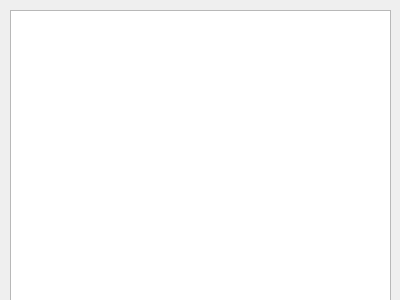
This is gui/viewSimulation.ui in zarch/openriver as Qt 5 draws it before an edit. The edited form follows.
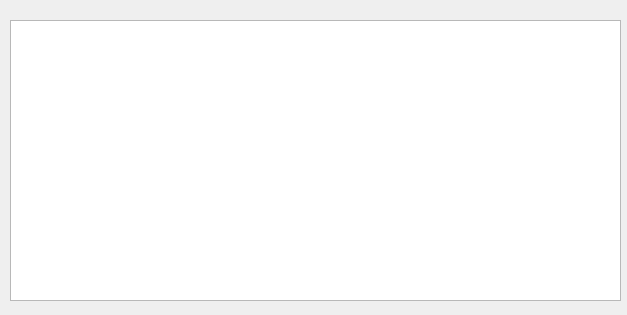
This is the edited form.

Commit message: created branch workingOngui, trying to visualize longitudinal profile on a separate window

```diff
--- a/gui/viewSimulation.ui
+++ b/gui/viewSimulation.ui
@@ -6,8 +6,8 @@
    <rect>
     <x>0</x>
     <y>0</y>
-    <width>400</width>
-    <height>300</height>
+    <width>627</width>
+    <height>315</height>
    </rect>
   </property>
   <property name="windowTitle">
@@ -17,11 +17,32 @@
    <property name="geometry">
     <rect>
      <x>10</x>
-     <y>10</y>
-     <width>381</width>
-     <height>291</height>
+     <y>20</y>
+     <width>611</width>
+     <height>281</height>
     </rect>
    </property>
+   <property name="frameShape">
+    <enum>QFrame::StyledPanel</enum>
+   </property>
+   <property name="frameShadow">
+    <enum>QFrame::Plain</enum>
+   </property>
+   <property name="verticalScrollBarPolicy">
+    <enum>Qt::ScrollBarAsNeeded</enum>
+   </property>
+   <property name="horizontalScrollBarPolicy">
+    <enum>Qt::ScrollBarAsNeeded</enum>
+   </property>
+   <property name="dragMode">
+    <enum>QGraphicsView::ScrollHandDrag</enum>
+   </property>
+   <property name="transformationAnchor">
+    <enum>QGraphicsView::NoAnchor</enum>
+   </property>
+   <property name="viewportUpdateMode">
+    <enum>QGraphicsView::SmartViewportUpdate</enum>
+   </property>
   </widget>
  </widget>
  <resources/>
```
Left out of the diff: 8 changed lines with no effect on the pictures. The commit also changes 4 other files.
